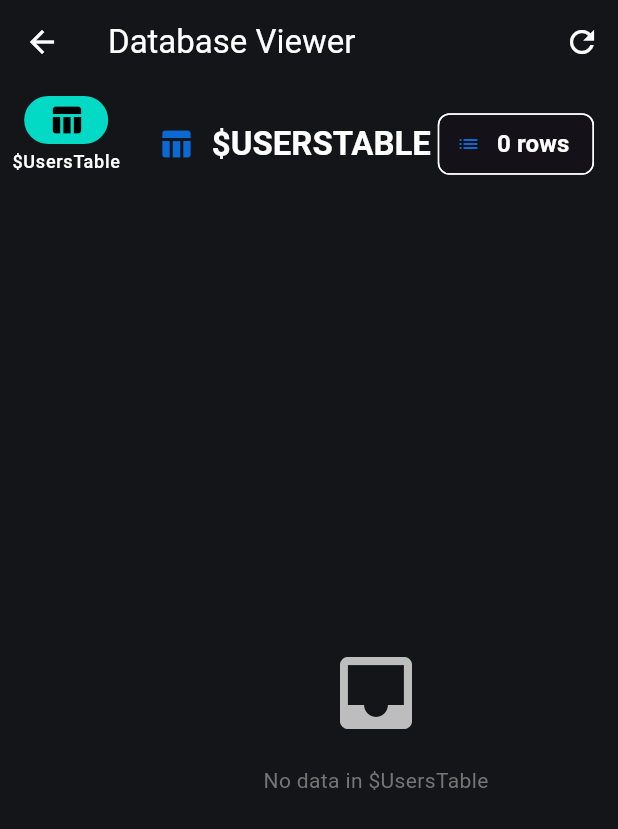
After one commit to NahuelMosse/Gym-App-TP, a Flutter app: the DbViewer screen opened directly, after a tap on the "refresh" icon, on a phone screen of 412 x 824 dp. The commit adds this screen. Shown: the top 829 px of the screen. Run offline on Flutter 3.47's test engine with Material 3 defaults, Android fonts, the phone set to English and light mode, and no system bars; our stand-ins replace dio, drift, email_validator, equatable, flutter_bloc, flutter_dotenv and 4 more; accounts and stored records are empty; generated files the repository leaves out were written again.

Commit message:
3 - add db viewer

```diff
--- a/lib/core/core_injection.dart
+++ b/lib/core/core_injection.dart
@@ -2,6 +2,7 @@ import 'package:get_it/get_it.dart';
 import 'package:dio/dio.dart';
 import 'package:shared_preferences/shared_preferences.dart';
 import 'package:flutter_secure_storage/flutter_secure_storage.dart';
+import 'database/app_database.dart';
 import 'network/token_interceptor.dart';
 import 'shared/app_config.dart';
 import 'package:flutter/foundation.dart';
@@ -39,5 +40,7 @@ class CoreInjection {
     dio.interceptors.add(TokenInterceptor(storage: secureStorage, dio: dio));
 
     serviceLocator.registerSingleton<Dio>(dio);
+
+    serviceLocator.registerLazySingleton<AppDatabase>(() => AppDatabase());
   }
 }
--- a/lib/core/presentation/page/home_page.dart
+++ b/lib/core/presentation/page/home_page.dart
@@ -6,6 +6,7 @@ import '../../../features/auth/presentation/state/auth_event.dart';
 import '../../router/app_router.dart';
 import '../../../features/internationalization/generated/translations.dart';
 import '../../../features/internationalization/presentation/widgets/language_picker.dart';
+import '../../widgets/debug_db_viewer.dart';
 
 class HomePage extends StatelessWidget {
   const HomePage({super.key});
@@ -18,6 +19,7 @@ class HomePage extends StatelessWidget {
       appBar: AppBar(
         title: Text('${translations.appName} - ${translations.homeTitle}'),
         actions: [
+          const DebugDbViewer(),
           const LanguagePicker(),
           IconButton(
             icon: const Icon(Icons.logout),
--- /dev/null
+++ b/lib/core/widgets/db_viewer.dart
@@ -0,0 +1,217 @@
+import 'package:flutter/material.dart';
+import 'package:drift/drift.dart' as drift;
+import '../database/app_database.dart';
+import '../../injection_container.dart';
+
+class DbViewer extends StatefulWidget {
+  const DbViewer({super.key});
+
+  @override
+  State<DbViewer> createState() => _DbViewerState();
+}
+
+class _DbViewerState extends State<DbViewer> {
+  int _selectedTableIndex = 0;
+  List<Map<String, dynamic>> _tableData = [];
+  bool _loading = true;
+  late AppDatabase _db;
+  late List<drift.TableInfo<drift.Table, dynamic>> _tables;
+
+  @override
+  void initState() {
+    super.initState();
+    _db = serviceLocator<AppDatabase>();
+    _tables = _db.allTables.toList();
+    _loadTableData();
+  }
+
+  Future<void> _loadTableData() async {
+    setState(() => _loading = true);
+    try {
+      final table = _tables[_selectedTableIndex];
+      final results = await _db.customSelect(
+        'SELECT * FROM ${table.actualTableName}',
+        readsFrom: {table},
+      ).get();
+
+      setState(() {
+        _tableData = results.map((row) => row.data).toList();
+        _loading = false;
+      });
+    } catch (e) {
+      setState(() {
+        _tableData = [];
+        _loading = false;
+      });
+    }
+  }
+
+  @override
+  Widget build(BuildContext context) {
+    return Scaffold(
+      appBar: AppBar(
+        title: const Text('Database Viewer'),
+        actions: [
+          IconButton(
+            icon: const Icon(Icons.refresh),
+            onPressed: _loadTableData,
+          ),
+        ],
+      ),
+      body: Row(
+        children: [
+          NavigationRail(
+            selectedIndex: _selectedTableIndex,
+            onDestinationSelected: (int index) {
+              setState(() {
+                _selectedTableIndex = index;
+              });
+              _loadTableData();
+            },
+            labelType: NavigationRailLabelType.all,
+            destinations: _tables.map((table) {
+              return NavigationRailDestination(
+                icon: const Icon(Icons.table_chart),
+                selectedIcon: const Icon(Icons.table_chart),
+                label: Text(table.actualTableName),
+              );
+            }).toList(),
+          ),
+          const VerticalDivider(thickness: 1, width: 1),
+          Expanded(
+            child: Column(
+              children: [
+                Container(
+                  padding: const EdgeInsets.all(16),
+                  color: Theme.of(context).colorScheme.surfaceContainerHighest,
+                  child: Row(
+                    children: [
+                      Icon(
+                        Icons.table_chart,
+                        color: Theme.of(context).colorScheme.primary,
+                      ),
+                      const SizedBox(width: 12),
+                      Text(
+                        _tables[_selectedTableIndex].actualTableName.toUpperCase(),
+                        style: Theme.of(context).textTheme.titleLarge?.copyWith(
+                              fontWeight: FontWeight.bold,
+                            ),
+                      ),
+                      const Spacer(),
+                      Chip(
+                        label: Text('${_tableData.length} rows'),
+                        avatar: const Icon(Icons.list, size: 16),
+                      ),
+                    ],
+                  ),
+                ),
+                Expanded(
+                  child: _loading
+                      ? const Center(child: CircularProgressIndicator())
+                      : _tableData.isEmpty
+                          ? Center(
+                              child: Column(
+                                mainAxisAlignment: MainAxisAlignment.center,
+                                children: [
+                                  Icon(
+                                    Icons.inbox,
+                                    size: 64,
+                                    color: Colors.grey.shade400,
+                                  ),
+                                  const SizedBox(height: 16),
+                                  Text(
+                                    'No data in ${_tables[_selectedTableIndex].actualTableName}',
+                                    style: TextStyle(color: Colors.grey.shade600),
+                                  ),
+                                ],
+                              ),
+                            )
+                          : ListView.builder(
+                              itemCount: _tableData.length,
+                              padding: const EdgeInsets.all(16),
+                              itemBuilder: (context, index) {
+                                final row = _tableData[index];
+                                return Card(
+                                  margin: const EdgeInsets.only(bottom: 12),
+                                  child: ExpansionTile(
+                                    leading: CircleAvatar(
+                                      child: Text('${index + 1}'),
+                                    ),
+                                    title: Text(_getRowTitle(row)),
+                                    subtitle: Text(_getRowSubtitle(row)),
+                                    children: [
+                                      Padding(
+                                        padding: const EdgeInsets.all(16),
+                                        child: Column(
+                                          crossAxisAlignment: CrossAxisAlignment.start,
+                                          children: row.entries.map((entry) {
+                                            return Padding(
+                                              padding: const EdgeInsets.only(bottom: 8),
+                                              child: _buildDetailRow(
+                                                entry.key,
+                                                entry.value?.toString() ?? 'null',
+                                              ),
+                                            );
+                                          }).toList(),
+                                        ),
+                                      ),
+                                    ],
+                                  ),
+                                );
+                              },
+                            ),
+                ),
+              ],
+            ),
+          ),
+        ],
+      ),
+    );
+  }
+
+  String _getRowTitle(Map<String, dynamic> row) {
+    if (row.containsKey('name')) return row['name']?.toString() ?? 'No name';
+    if (row.containsKey('title')) return row['title']?.toString() ?? 'No title';
+    if (row.containsKey('email')) return row['email']?.toString() ?? 'No email';
+    if (row.containsKey('id')) return 'ID: ${row['id']}';
+    return 'Row';
+  }
+
+  String _getRowSubtitle(Map<String, dynamic> row) {
+    if (row.containsKey('email') && row.containsKey('name')) {
+      return row['email']?.toString() ?? '';
+    }
+    if (row.containsKey('description')) {
+      return row['description']?.toString() ?? '';
+    }
+    if (row.containsKey('createdAt')) {
+      return 'Created: ${row['createdAt']}';
+    }
+    return '${row.length} fields';
+  }
+
+  Widget _buildDetailRow(String label, String value) {
+    return Row(
+      crossAxisAlignment: CrossAxisAlignment.start,
+      children: [
+        SizedBox(
+          width: 120,
+          child: Text(
+            '$label:',
+            style: const TextStyle(
+              fontWeight: FontWeight.bold,
+              fontSize: 13,
+              color: Colors.blueGrey,
+            ),
+          ),
+        ),
+        Expanded(
+          child: SelectableText(
+            value,
+            style: const TextStyle(fontSize: 13),
+          ),
+        ),
+      ],
+    );
+  }
+}
--- a/lib/features/auth/auth_injection.dart
+++ b/lib/features/auth/auth_injection.dart
@@ -10,7 +10,7 @@ import 'data/repositories/auth_repository_impl.dart';
 import 'data/datasources/local_auth_datasource.dart';
 import 'data/datasources/remote_auth_datasource.dart';
 import 'data/datasources/database_auth_datasource.dart';
-import '../../core/database/database_helper.dart';
+import '../../core/database/app_database.dart';
 import 'presentation/state/auth_bloc.dart';
 
 class AuthInjection {
@@ -29,7 +29,7 @@ class AuthInjection {
 
     serviceLocator.registerLazySingleton<DatabaseAuthDataSource>(
       () => DatabaseAuthDataSourceImpl(
-        database: DatabaseHelper.database,
+        database: serviceLocator<AppDatabase>(),
       ),
     );
 
--- a/lib/features/auth/data/datasources/database_auth_datasource.dart
+++ b/lib/features/auth/data/datasources/database_auth_datasource.dart
@@ -1,6 +1,5 @@
 import 'package:drift/drift.dart';
 import '../../../../core/database/app_database.dart';
-import '../../../../core/database/database_helper.dart';
 import '../../../../core/errors/exceptions.dart';
 import '../../../../core/interfaces/base_interfaces.dart';
 import '../models/user_model.dart';
@@ -15,8 +14,7 @@ abstract class DatabaseAuthDataSource extends BaseDataSource {
 class DatabaseAuthDataSourceImpl implements DatabaseAuthDataSource {
   final AppDatabase database;
 
-  DatabaseAuthDataSourceImpl({AppDatabase? database})
-    : database = database ?? DatabaseHelper.database;
+  DatabaseAuthDataSourceImpl({required this.database});
 
   @override
   Future<void> createUser(UserModel user) async {
--- a/pubspec.yaml
+++ b/pubspec.yaml
@@ -27,6 +27,7 @@ dependencies:
   path_provider: 2.1.5
   drift: 2.29.0
   sqlite3_flutter_libs: 0.5.40
+  drift_db_viewer: ^2.1.0
 
 dev_dependencies:
   flutter_test:
```
Also changed, not shown: lib/core/widgets/debug_db_viewer.dart (added, +27 -0 lines), pubspec.lock.
